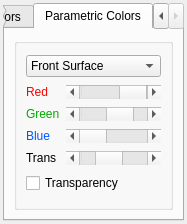
Above: ui_forms/colorsoptions.ui from parisolab/mathmod before the change. Below: the same form after it.
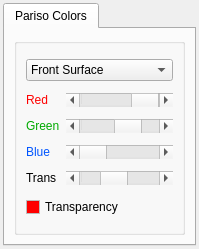
That is the form after the change. The open tabs and pages were chosen to show the change.

Commit message: #102 GUI: MathMod's GUI improvements (Color options)

```diff
--- a/ui_forms/colorsoptions.ui
+++ b/ui_forms/colorsoptions.ui
@@ -6,8 +6,8 @@
    <rect>
     <x>0</x>
     <y>0</y>
-    <width>187</width>
-    <height>224</height>
+    <width>199</width>
+    <height>249</height>
    </rect>
   </property>
   <property name="windowTitle">
@@ -36,7 +36,7 @@
      </property>
      <widget class="QWidget" name="tab">
       <attribute name="title">
-       <string>Iso Colors</string>
+       <string>Pariso Colors</string>
       </attribute>
       <layout class="QGridLayout" name="gridLayout_4">
        <item row="0" column="0">
@@ -396,332 +396,6 @@
        </item>
       </layout>
      </widget>
-     <widget class="QWidget" name="tab_2">
-      <attribute name="title">
-       <string>Parametric Colors</string>
-      </attribute>
-      <layout class="QGridLayout" name="gridLayout_5">
-       <item row="0" column="0">
-        <widget class="QGroupBox" name="groupBox">
-         <property name="title">
-          <string/>
-         </property>
-         <layout class="QGridLayout" name="gridLayout">
-          <item row="0" column="0" colspan="2">
-           <widget class="QComboBox" name="color_3">
-            <property name="sizePolicy">
-             <sizepolicy hsizetype="Expanding" vsizetype="Fixed">
-              <horstretch>0</horstretch>
-              <verstretch>0</verstretch>
-             </sizepolicy>
-            </property>
-            <item>
-             <property name="text">
-              <string>Front Surface</string>
-             </property>
-            </item>
-            <item>
-             <property name="text">
-              <string>Back Surface</string>
-             </property>
-            </item>
-            <item>
-             <property name="text">
-              <string>Grid</string>
-             </property>
-            </item>
-            <item>
-             <property name="text">
-              <string>BackGround</string>
-             </property>
-            </item>
-           </widget>
-          </item>
-          <item row="1" column="0">
-           <widget class="QLabel" name="redLabel_3">
-            <property name="maximumSize">
-             <size>
-              <width>43</width>
-              <height>16777215</height>
-             </size>
-            </property>
-            <property name="palette">
-             <palette>
-              <active>
-               <colorrole role="WindowText">
-                <brush brushstyle="SolidPattern">
-                 <color alpha="255">
-                  <red>255</red>
-                  <green>0</green>
-                  <blue>0</blue>
-                 </color>
-                </brush>
-               </colorrole>
-              </active>
-              <inactive>
-               <colorrole role="WindowText">
-                <brush brushstyle="SolidPattern">
-                 <color alpha="255">
-                  <red>255</red>
-                  <green>0</green>
-                  <blue>0</blue>
-                 </color>
-                </brush>
-               </colorrole>
-              </inactive>
-              <disabled>
-               <colorrole role="WindowText">
-                <brush brushstyle="SolidPattern">
-                 <color alpha="255">
-                  <red>120</red>
-                  <green>120</green>
-                  <blue>120</blue>
-                 </color>
-                </brush>
-               </colorrole>
-              </disabled>
-             </palette>
-            </property>
-            <property name="text">
-             <string>Red</string>
-            </property>
-            <property name="wordWrap">
-             <bool>false</bool>
-            </property>
-           </widget>
-          </item>
-          <item row="1" column="1">
-           <widget class="QScrollBar" name="red_3">
-            <property name="sizePolicy">
-             <sizepolicy hsizetype="Expanding" vsizetype="Fixed">
-              <horstretch>0</horstretch>
-              <verstretch>0</verstretch>
-             </sizepolicy>
-            </property>
-            <property name="maximum">
-             <number>255</number>
-            </property>
-            <property name="pageStep">
-             <number>10</number>
-            </property>
-            <property name="value">
-             <number>249</number>
-            </property>
-            <property name="orientation">
-             <enum>Qt::Horizontal</enum>
-            </property>
-           </widget>
-          </item>
-          <item row="2" column="0">
-           <widget class="QLabel" name="greenLabel_3">
-            <property name="maximumSize">
-             <size>
-              <width>43</width>
-              <height>16777215</height>
-             </size>
-            </property>
-            <property name="palette">
-             <palette>
-              <active>
-               <colorrole role="WindowText">
-                <brush brushstyle="SolidPattern">
-                 <color alpha="255">
-                  <red>0</red>
-                  <green>170</green>
-                  <blue>0</blue>
-                 </color>
-                </brush>
-               </colorrole>
-              </active>
-              <inactive>
-               <colorrole role="WindowText">
-                <brush brushstyle="SolidPattern">
-                 <color alpha="255">
-                  <red>0</red>
-                  <green>170</green>
-                  <blue>0</blue>
-                 </color>
-                </brush>
-               </colorrole>
-              </inactive>
-              <disabled>
-               <colorrole role="WindowText">
-                <brush brushstyle="SolidPattern">
-                 <color alpha="255">
-                  <red>120</red>
-                  <green>120</green>
-                  <blue>120</blue>
-                 </color>
-                </brush>
-               </colorrole>
-              </disabled>
-             </palette>
-            </property>
-            <property name="text">
-             <string>Green</string>
-            </property>
-            <property name="wordWrap">
-             <bool>false</bool>
-            </property>
-           </widget>
-          </item>
-          <item row="2" column="1">
-           <widget class="QScrollBar" name="green_3">
-            <property name="sizePolicy">
-             <sizepolicy hsizetype="Expanding" vsizetype="Fixed">
-              <horstretch>0</horstretch>
-              <verstretch>0</verstretch>
-             </sizepolicy>
-            </property>
-            <property name="maximum">
-             <number>255</number>
-            </property>
-            <property name="value">
-             <number>170</number>
-            </property>
-            <property name="orientation">
-             <enum>Qt::Horizontal</enum>
-            </property>
-           </widget>
-          </item>
-          <item row="3" column="0">
-           <widget class="QLabel" name="blueLabel_3">
-            <property name="maximumSize">
-             <size>
-              <width>43</width>
-              <height>16777215</height>
-             </size>
-            </property>
-            <property name="palette">
-             <palette>
-              <active>
-               <colorrole role="WindowText">
-                <brush brushstyle="SolidPattern">
-                 <color alpha="255">
-                  <red>0</red>
-                  <green>85</green>
-                  <blue>255</blue>
-                 </color>
-                </brush>
-               </colorrole>
-              </active>
-              <inactive>
-               <colorrole role="WindowText">
-                <brush brushstyle="SolidPattern">
-                 <color alpha="255">
-                  <red>0</red>
-                  <green>85</green>
-                  <blue>255</blue>
-                 </color>
-                </brush>
-               </colorrole>
-              </inactive>
-              <disabled>
-               <colorrole role="WindowText">
-                <brush brushstyle="SolidPattern">
-                 <color alpha="255">
-                  <red>120</red>
-                  <green>120</green>
-                  <blue>120</blue>
-                 </color>
-                </brush>
-               </colorrole>
-              </disabled>
-             </palette>
-            </property>
-            <property name="text">
-             <string>Blue</string>
-            </property>
-            <property name="wordWrap">
-             <bool>false</bool>
-            </property>
-           </widget>
-          </item>
-          <item row="3" column="1">
-           <widget class="QScrollBar" name="blue_3">
-            <property name="sizePolicy">
-             <sizepolicy hsizetype="Expanding" vsizetype="Fixed">
-              <horstretch>0</horstretch>
-              <verstretch>0</verstretch>
-             </sizepolicy>
-            </property>
-            <property name="maximum">
-             <number>255</number>
-            </property>
-            <property name="orientation">
-             <enum>Qt::Horizontal</enum>
-            </property>
-           </widget>
-          </item>
-          <item row="4" column="0">
-           <widget class="QLabel" name="transLabel_3">
-            <property name="maximumSize">
-             <size>
-              <width>43</width>
-              <height>16777215</height>
-             </size>
-            </property>
-            <property name="text">
-             <string>Trans</string>
-            </property>
-            <property name="wordWrap">
-             <bool>false</bool>
-            </property>
-           </widget>
-          </item>
-          <item row="4" column="1">
-           <widget class="QScrollBar" name="transparent_3">
-            <property name="sizePolicy">
-             <sizepolicy hsizetype="Expanding" vsizetype="Fixed">
-              <horstretch>0</horstretch>
-              <verstretch>0</verstretch>
-             </sizepolicy>
-            </property>
-            <property name="maximum">
-             <number>255</number>
-            </property>
-            <property name="value">
-             <number>100</number>
-            </property>
-            <property name="orientation">
-             <enum>Qt::Horizontal</enum>
-            </property>
-           </widget>
-          </item>
-          <item row="5" column="0" colspan="2">
-           <widget class="QCheckBox" name="transparence_3">
-            <property name="enabled">
-             <bool>true</bool>
-            </property>
-            <property name="sizePolicy">
-             <sizepolicy hsizetype="Expanding" vsizetype="Fixed">
-              <horstretch>0</horstretch>
-              <verstretch>0</verstretch>
-             </sizepolicy>
-            </property>
-            <property name="text">
-             <string>Transparency</string>
-            </property>
-            <property name="checked">
-             <bool>false</bool>
-            </property>
-           </widget>
-          </item>
-         </layout>
-         <zorder>redLabel_3</zorder>
-         <zorder>red_3</zorder>
-         <zorder>greenLabel_3</zorder>
-         <zorder>green_3</zorder>
-         <zorder>blueLabel_3</zorder>
-         <zorder>blue_3</zorder>
-         <zorder>transLabel_3</zorder>
-         <zorder>transparent_3</zorder>
-         <zorder>transparence_3</zorder>
-         <zorder>color_3</zorder>
-        </widget>
-       </item>
-      </layout>
-     </widget>
     </widget>
    </item>
   </layout>
```
The commit also changes 2 other files.
